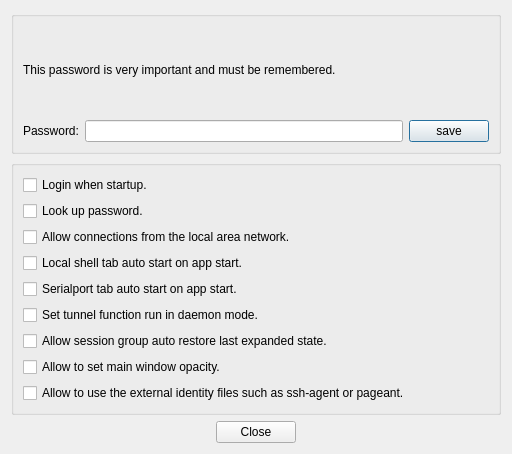
This is woterm/qwoadmindialog.ui in aoyiduo/woterm as Qt 5 draws it before an edit. The edited form follows.
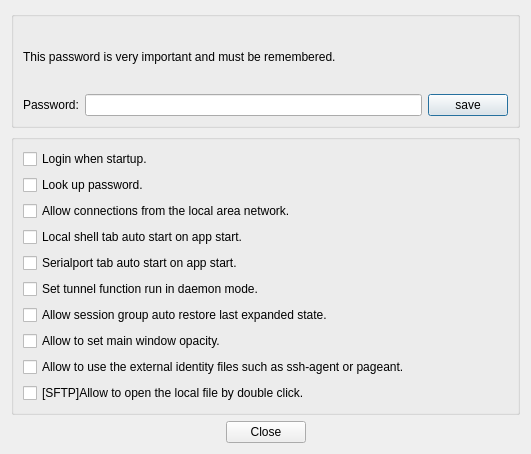
This is the edited form. Icons and pictures are not drawn.

Commit message: v9.28.7 [SFTP]在管理员中添加双击打开本地文件的开关。 [History]访问历史的条目数量由原来5个增加至20个。 [文本终端]优化多行字符串粘贴的处理逻辑，尽可能使换行处理与终端模式一致。 [本地串口]增加输入历史管理功能等其它小优化。

Patch:
```diff
--- a/woterm/qwoadmindialog.ui
+++ b/woterm/qwoadmindialog.ui
@@ -6,7 +6,7 @@
    <rect>
     <x>0</x>
     <y>0</y>
-    <width>512</width>
+    <width>531</width>
     <height>454</height>
    </rect>
   </property>
@@ -144,6 +144,13 @@
           </property>
          </widget>
         </item>
+        <item>
+         <widget class="QCheckBox" name="chkOpenLocalFile">
+          <property name="text">
+           <string>[SFTP]Allow to open the local file by double click.</string>
+          </property>
+         </widget>
+        </item>
        </layout>
       </widget>
      </item>
```
The commit also changes 18 other files.
